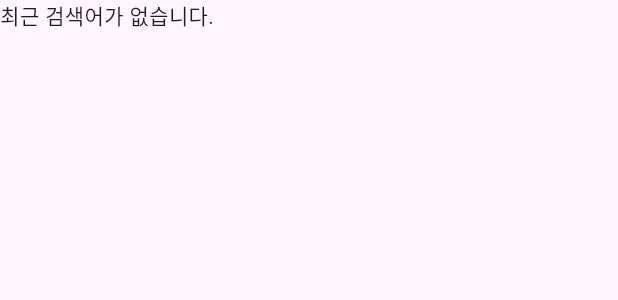
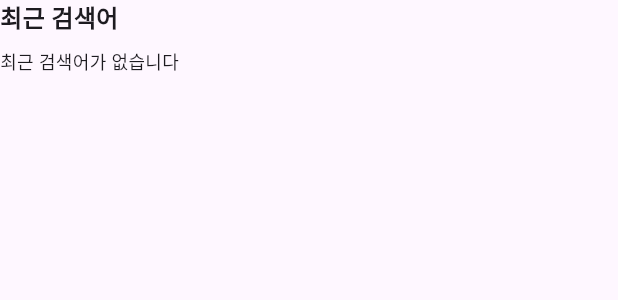
Before and after one commit to kimdindoo/domeggook, a Flutter app: the RecentSearchWidget widget shown alone on an empty page, opened directly, on a phone screen of 412 x 824 dp. Shown: the top 300 px of the screen. Run offline on Flutter 3.47's test engine with Material 3 defaults, Android fonts, the phone set to English and light mode, and no system bars; our stand-ins replace carousel_slider, dio, flutter_dotenv, flutter_riverpod, freezed_annotation, go_router and 6 more; accounts and stored records are empty; generated files the repository leaves out were written again; network calls fail.

Commit message:
feat: Add move to product detail screen

```diff
--- a/lib/product/component/recent_search.dart
+++ b/lib/product/component/recent_search.dart
@@ -1,6 +1,9 @@
 import 'package:domeggook/product/provider/recent_search_provider.dart';
 import 'package:flutter/material.dart';
 import 'package:flutter_riverpod/flutter_riverpod.dart';
+import 'package:go_router/go_router.dart';
+
+import '../../config/router/route_names.dart';
 
 class RecentSearchWidget extends ConsumerWidget {
   const RecentSearchWidget({super.key});
@@ -10,24 +13,78 @@ class RecentSearchWidget extends ConsumerWidget {
     final searches = ref.watch(recentSearcheProvider);
 
     if (searches.isEmpty) {
-      return const Text("최근 검색어가 없습니다.");
+      return Column(
+        crossAxisAlignment: CrossAxisAlignment.stretch,
+
+        children: [
+          Text(
+            '최근 검색어',
+            style: const TextStyle(fontSize: 16, fontWeight: FontWeight.bold),
+          ),
+          SizedBox(height: 8),
+          Text('최근 검색어가 없습니다', style: const TextStyle(fontSize: 12)),
+        ],
+      );
     }
 
-    return Wrap(
-      spacing: 8,
+    return Column(
+      crossAxisAlignment: CrossAxisAlignment.stretch,
+
       children: [
-        for (var search in searches)
-          Chip(
-            label: Text(search),
-            onDeleted: () {
-              ref.read(recentSearcheProvider.notifier).removeSearch(search);
-            },
+        Row(
+          mainAxisAlignment: MainAxisAlignment.spaceBetween,
+          children: [
+            Text(
+              '최근 검색어',
+              style: const TextStyle(fontSize: 16, fontWeight: FontWeight.bold),
+            ),
+            TextButton(
+              onPressed: () {
+                ref.read(recentSearcheProvider.notifier).clearAll();
+              },
+
+              child: const Text(
+                '전체삭제',
+                style: TextStyle(fontSize: 12, color: Colors.grey),
+              ),
+            ),
+          ],
+        ),
+        Align(
+          alignment: Alignment.centerLeft,
+          child: Column(
+            children: [
+              Wrap(
+                spacing: 8,
+                children: [
+                  for (var search in searches)
+                    GestureDetector(
+                      onTap: () {
+                        // 검색 결과 페이지로 이동
+                        GoRouter.of(context).pushNamed(
+                          RouteNames.keywordProduct,
+                          queryParameters: {'keyword': search},
+                        );
+                      },
+                      child: Chip(
+                        backgroundColor: Colors.white,
+                        shape: RoundedRectangleBorder(
+                          borderRadius: BorderRadius.circular(
+                            20.0,
+                          ), // 원하는 둥글기 값으로 조절
+                        ),
+                        label: Text(search),
+                        onDeleted: () {
+                          ref
+                              .read(recentSearcheProvider.notifier)
+                              .removeSearch(search);
+                        },
+                      ),
+                    ),
+                ],
+              ),
+            ],
           ),
-        ActionChip(
-          label: const Text("전체 삭제"),
-          onPressed: () {
-            ref.read(recentSearcheProvider.notifier).clearAll();
-          },
         ),
       ],
     );
```
Also changed, not shown: lib/product/component/recent_viewd_product.dart (+32 -12 lines).
